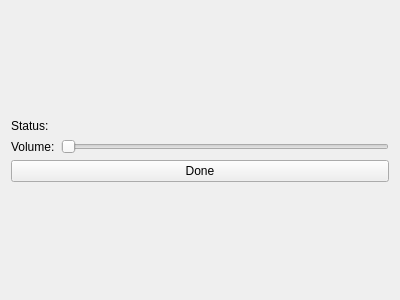
The window that ui/SINKTest.ui (TI-ECS/BT_Demo) describes before a commit, drawn with Qt 5.
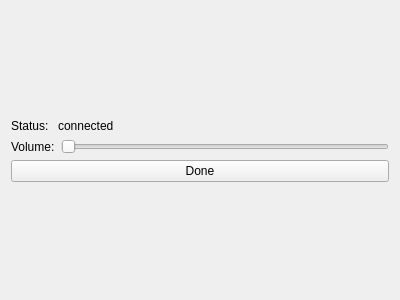
The same window after the commit.

Commit message: Track connected state

```diff
--- a/ui/SINKTest.ui
+++ b/ui/SINKTest.ui
@@ -54,7 +54,7 @@
         </sizepolicy>
        </property>
        <property name="text">
-        <string/>
+        <string>connected</string>
        </property>
       </widget>
      </item>
```
The commit also changes 2 other files.
